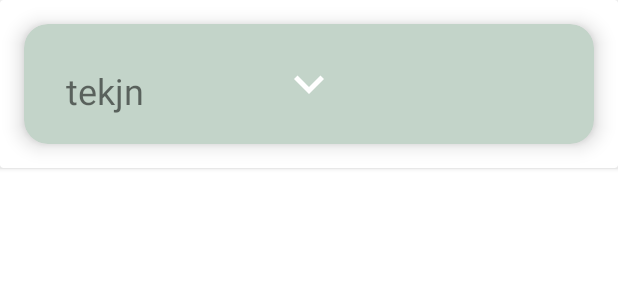
After one commit to sarah-lima/frontend-zaiko, an Android app: the layout product_item.xml on its own in the app's theme, with its tools: preview values and no code run, on a phone screen of 412 x 824 dp. The commit adds this screen. Shown: the top 300 px of the screen. Run offline under Robolectric (Android 15) with nearby library versions, the phone set to English and light mode, and no system bars; Roboto replaces fonts that are not available here.

Commit message:
implementação retrofit e menu

```diff
--- a/app/build.gradle
+++ b/app/build.gradle
@@ -37,6 +37,8 @@ dependencies {
     implementation 'androidx.core:core-ktx:1.3.1'
     implementation 'androidx.appcompat:appcompat:1.2.0'
     implementation 'com.google.android.material:material:1.2.1'
+    implementation 'com.squareup.retrofit2:retrofit:2.5.0'
+    implementation 'com.squareup.retrofit2:converter-gson:2.1.0'
     implementation 'androidx.constraintlayout:constraintlayout:2.0.1'
     testImplementation 'junit:junit:4.+'
     androidTestImplementation 'androidx.test.ext:junit:1.1.2'
--- /dev/null
+++ b/app/src/main/res/drawable/ic_baseline_keyboard_arrow_down_24.xml
@@ -0,0 +1,5 @@
+<vector android:height="24dp" android:tint="#FFFFFF"
+    android:viewportHeight="24" android:viewportWidth="24"
+    android:width="24dp" xmlns:android="http://schemas.android.com/apk/res/android">
+    <path android:fillColor="@android:color/white" android:pathData="M7.41,8.59L12,13.17l4.59,-4.58L18,10l-6,6 -6,-6 1.41,-1.41z"/>
+</vector>
--- /dev/null
+++ b/app/src/main/res/drawable/ic_baseline_menu_24.xml
@@ -0,0 +1,5 @@
+<vector android:height="24dp" android:tint="#FFFFFF"
+    android:viewportHeight="24" android:viewportWidth="24"
+    android:width="24dp" xmlns:android="http://schemas.android.com/apk/res/android">
+    <path android:fillColor="@android:color/white" android:pathData="M3,18h18v-2L3,16v2zM3,13h18v-2L3,11v2zM3,6v2h18L21,6L3,6z"/>
+</vector>
--- /dev/null
+++ b/app/src/main/res/layout/product_item.xml
@@ -0,0 +1,57 @@
+<?xml version="1.0" encoding="utf-8"?>
+<androidx.cardview.widget.CardView xmlns:android="http://schemas.android.com/apk/res/android"
+    android:layout_width="match_parent"
+    android:layout_height="wrap_content"
+    xmlns:app="http://schemas.android.com/apk/res-auto"
+    xmlns:tools="http://schemas.android.com/tools">
+<com.google.android.material.card.MaterialCardView
+    android:layout_width="match_parent"
+    android:layout_height="80dp"
+    android:checkable="true"
+    android:clickable="true"
+    android:focusable="true"
+    app:cardCornerRadius="16dp"
+    app:cardElevation="8dp"
+    android:layout_margin="16dp"
+    android:backgroundTint="@color/color_steps"
+    app:layout_constraintDimensionRatio="16:9"
+    app:layout_constraintTop_toTopOf="parent"
+    app:layout_constraintStart_toStartOf="parent"
+    app:layout_constraintEnd_toEndOf="parent"
+    app:layout_constraintBottom_toBottomOf="parent"
+    >
+    <androidx.constraintlayout.widget.ConstraintLayout
+        android:layout_width="match_parent"
+        android:layout_height="wrap_content"
+        android:layout_margin="20dp">
+
+        <com.google.android.material.textview.MaterialTextView
+            android:id="@+id/product_name"
+            android:layout_width="wrap_content"
+            android:layout_height="wrap_content"
+            android:layout_margin="8dp"
+            android:textSize="24sp"
+            app:layout_constraintStart_toStartOf="parent"
+            app:layout_constraintTop_toTopOf="parent"
+            tools:text = "tekjn"
+            />
+        <com.google.android.material.textview.MaterialTextView
+            android:id="@+id/product_price"
+            android:layout_width="wrap_content"
+            android:layout_height="wrap_content"
+            android:layout_margin="10dp"
+            android:textSize="18sp"
+            app:layout_constraintStart_toStartOf="parent"
+            app:layout_constraintTop_toBottomOf="@id/product_name"
+            tools:text = "text"
+            />
+
+        <ImageView
+            android:layout_width="match_parent"
+            android:layout_height="40dp"
+            android:src="@drawable/ic_baseline_keyboard_arrow_down_24"
+            tools:ignore="MissingConstraints" />
+    </androidx.constraintlayout.widget.ConstraintLayout>
+
+</com.google.android.material.card.MaterialCardView>
+</androidx.cardview.widget.CardView>
--- a/app/src/main/res/values/colors.xml
+++ b/app/src/main/res/values/colors.xml
@@ -9,4 +9,5 @@
     <color name="white">#FFFFFFFF</color>
     <color name="principal_green">#32746D</color>
     <color name="second_green">#7BAF8D</color>
+    <color name="color_steps">#C3D4C9</color>
 </resources>
```
Also changed, not shown: app/src/main/AndroidManifest.xml (+9 -0 lines), app/src/main/java/com/example/projeto_android/MainActivity.kt (+9 -5 lines), app/src/main/java/com/example/projeto_android/ProductActivity.kt (added, +45 -0 lines), app/src/main/java/com/example/projeto_android/adapter/ProductAdapter.kt (added, +34 -0 lines), app/src/main/java/com/example/projeto_android/api/MyRetrofit.kt (added, +30 -0 lines), app/src/main/java/com/example/projeto_android/api/ProductApi.kt (added, +10 -0 lines), app/src/main/java/com/example/projeto_android/model/Product.kt (added, +12 -0 lines), app/src/main/res/layout/activity_product.xml (added, +27 -0 lines), app/src/main/res/layout/menu_layout.xml (added, +37 -0 lines).
